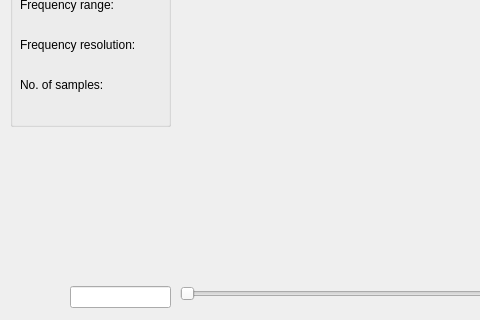
This is loaddata.ui in petrsvobodnik/DP as Qt 5 draws it before an edit; both pictures show x 0 to 480 and y 294 to 614 of the 890 by 614 pixel window. The edited form follows.
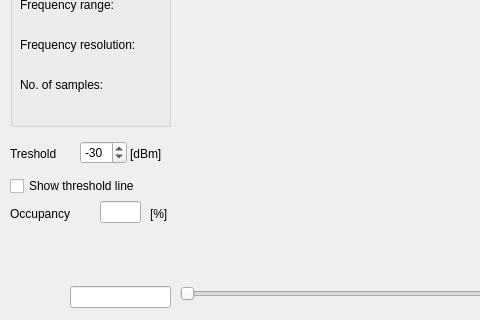
This is the edited form. Custom widgets are drawn as their Qt base class.

Commit message: BW occupancy, vymena LEfreq za spinbox, waterfall v LoadData, vyber jednotek v MainWindow

Diff of the .ui file:
```diff
--- a/loaddata.ui
+++ b/loaddata.ui
@@ -27,9 +27,9 @@
    <property name="geometry">
     <rect>
      <x>180</x>
-     <y>300</y>
+     <y>360</y>
      <width>621</width>
-     <height>251</height>
+     <height>211</height>
     </rect>
    </property>
   </widget>
@@ -303,6 +303,119 @@
     <number>5</number>
    </property>
   </widget>
+  <widget class="QCustomPlot" name="bandUsage" native="true">
+   <property name="geometry">
+    <rect>
+     <x>180</x>
+     <y>290</y>
+     <width>621</width>
+     <height>71</height>
+    </rect>
+   </property>
+  </widget>
+  <widget class="QLabel" name="label_9">
+   <property name="geometry">
+    <rect>
+     <x>130</x>
+     <y>440</y>
+     <width>41</width>
+     <height>16</height>
+    </rect>
+   </property>
+   <property name="text">
+    <string>[dBm]</string>
+   </property>
+  </widget>
+  <widget class="QLabel" name="label_11">
+   <property name="geometry">
+    <rect>
+     <x>10</x>
+     <y>500</y>
+     <width>81</width>
+     <height>16</height>
+    </rect>
+   </property>
+   <property name="text">
+    <string>Occupancy</string>
+   </property>
+  </widget>
+  <widget class="QCheckBox" name="checkBoxLineVisible">
+   <property name="geometry">
+    <rect>
+     <x>10</x>
+     <y>470</y>
+     <width>151</width>
+     <height>20</height>
+    </rect>
+   </property>
+   <property name="text">
+    <string>Show threshold line</string>
+   </property>
+  </widget>
+  <widget class="QSpinBox" name="SBtreshold">
+   <property name="geometry">
+    <rect>
+     <x>80</x>
+     <y>435</y>
+     <width>47</width>
+     <height>23</height>
+    </rect>
+   </property>
+   <property name="suffix">
+    <string/>
+   </property>
+   <property name="minimum">
+    <number>-100</number>
+   </property>
+   <property name="maximum">
+    <number>0</number>
+   </property>
+   <property name="singleStep">
+    <number>5</number>
+   </property>
+   <property name="value">
+    <number>-30</number>
+   </property>
+  </widget>
+  <widget class="QLineEdit" name="LEoccupancy">
+   <property name="geometry">
+    <rect>
+     <x>100</x>
+     <y>495</y>
+     <width>41</width>
+     <height>22</height>
+    </rect>
+   </property>
+   <property name="alignment">
+    <set>Qt::AlignRight|Qt::AlignTrailing|Qt::AlignVCenter</set>
+   </property>
+  </widget>
+  <widget class="QLabel" name="label_6">
+   <property name="geometry">
+    <rect>
+     <x>10</x>
+     <y>440</y>
+     <width>61</width>
+     <height>16</height>
+    </rect>
+   </property>
+   <property name="text">
+    <string>Treshold</string>
+   </property>
+  </widget>
+  <widget class="QLabel" name="label_10">
+   <property name="geometry">
+    <rect>
+     <x>150</x>
+     <y>500</y>
+     <width>21</width>
+     <height>16</height>
+    </rect>
+   </property>
+   <property name="text">
+    <string>[%]</string>
+   </property>
+  </widget>
  </widget>
  <customwidgets>
   <customwidget>
```
The commit also changes 9 other files.
